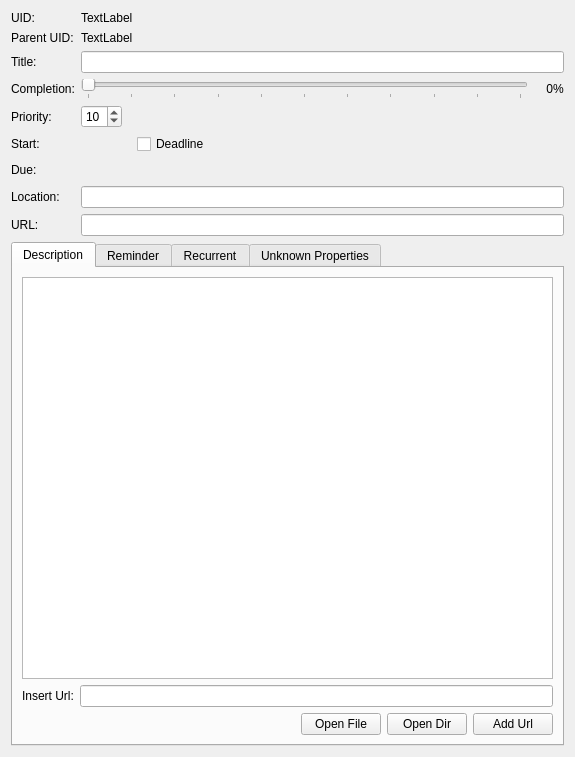
Qt form src/hanlendar/ui/widget/taskdetails.ui (anetczuk/hanlendar) before a commit.
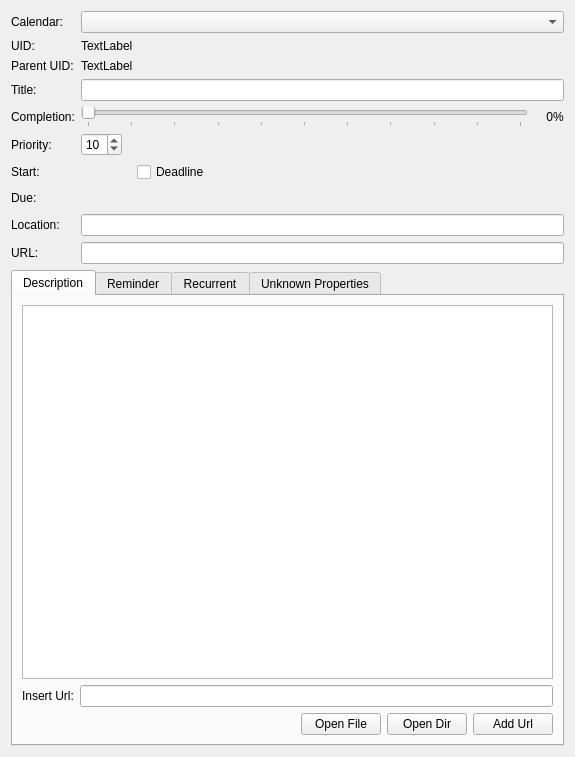
The same form after that commit. Custom widgets are drawn as their Qt base class.

Commit message: Handle multiple calendars

```diff
--- a/src/hanlendar/ui/widget/taskdetails.ui
+++ b/src/hanlendar/ui/widget/taskdetails.ui
@@ -16,52 +16,52 @@
   <layout class="QVBoxLayout" name="verticalLayout">
    <item>
     <layout class="QFormLayout" name="formLayout_2">
-     <item row="0" column="0">
+     <item row="1" column="0">
       <widget class="QLabel" name="label_9">
        <property name="text">
         <string>UID:</string>
        </property>
       </widget>
      </item>
-     <item row="0" column="1">
+     <item row="1" column="1">
       <widget class="QLabel" name="uidText">
        <property name="text">
         <string>TextLabel</string>
        </property>
       </widget>
      </item>
-     <item row="1" column="0">
+     <item row="2" column="0">
       <widget class="QLabel" name="label_10">
        <property name="text">
         <string>Parent UID:</string>
        </property>
       </widget>
      </item>
-     <item row="1" column="1">
+     <item row="2" column="1">
       <widget class="QLabel" name="parentUidText">
        <property name="text">
         <string>TextLabel</string>
        </property>
       </widget>
      </item>
-     <item row="2" column="0">
+     <item row="3" column="0">
       <widget class="QLabel" name="label_11">
        <property name="text">
         <string>Title:</string>
        </property>
       </widget>
      </item>
-     <item row="2" column="1">
+     <item row="3" column="1">
       <widget class="QLineEdit" name="titleEdit"/>
      </item>
-     <item row="3" column="0">
+     <item row="4" column="0">
       <widget class="QLabel" name="label_12">
        <property name="text">
         <string>Completion:</string>
        </property>
       </widget>
      </item>
-     <item row="3" column="1">
+     <item row="4" column="1">
       <layout class="QHBoxLayout" name="horizontalLayout_5">
        <property name="spacing">
         <number>0</number>
@@ -113,14 +113,14 @@
        </item>
       </layout>
      </item>
-     <item row="4" column="0">
+     <item row="5" column="0">
       <widget class="QLabel" name="label_14">
        <property name="text">
         <string>Priority:</string>
        </property>
       </widget>
      </item>
-     <item row="4" column="1">
+     <item row="5" column="1">
       <layout class="QHBoxLayout" name="horizontalLayout_6">
        <item>
         <widget class="QSpinBox" name="priorityBox">
@@ -144,14 +144,14 @@
        </item>
       </layout>
      </item>
-     <item row="5" column="0">
+     <item row="6" column="0">
       <widget class="QLabel" name="label_15">
        <property name="text">
         <string>Start:</string>
        </property>
       </widget>
      </item>
-     <item row="5" column="1">
+     <item row="6" column="1">
       <layout class="QHBoxLayout" name="horizontalLayout_7">
        <item>
         <widget class="DateTimeModeWidget" name="startDateTime" native="true">
@@ -185,14 +185,14 @@
        </item>
       </layout>
      </item>
-     <item row="6" column="0">
+     <item row="7" column="0">
       <widget class="QLabel" name="label_16">
        <property name="text">
         <string>Due:</string>
        </property>
       </widget>
      </item>
-     <item row="6" column="1">
+     <item row="7" column="1">
       <layout class="QHBoxLayout" name="horizontalLayout_8">
        <item>
         <widget class="DateTimeModeWidget" name="dueDateTime" native="true">
@@ -219,26 +219,36 @@
        </item>
       </layout>
      </item>
-     <item row="7" column="0">
+     <item row="8" column="0">
       <widget class="QLabel" name="label_5">
        <property name="text">
         <string>Location:</string>
        </property>
       </widget>
      </item>
-     <item row="7" column="1">
+     <item row="8" column="1">
       <widget class="QLineEdit" name="locationEdit"/>
      </item>
-     <item row="8" column="0">
+     <item row="9" column="0">
       <widget class="QLabel" name="label_8">
        <property name="text">
         <string>URL:</string>
        </property>
       </widget>
      </item>
-     <item row="8" column="1">
+     <item row="9" column="1">
       <widget class="QLineEdit" name="urlEdit"/>
      </item>
+     <item row="0" column="0">
+      <widget class="QLabel" name="label">
+       <property name="text">
+        <string>Calendar:</string>
+       </property>
+      </widget>
+     </item>
+     <item row="0" column="1">
+      <widget class="QComboBox" name="calendarCB"/>
+     </item>
     </layout>
    </item>
    <item>
```
The commit also changes 18 other files.
